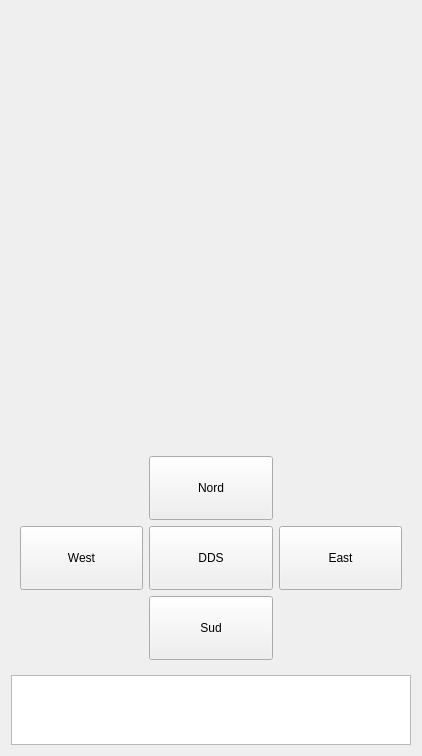
This is DDS_VIDEO_APP/bridgeUiVideoDDS.ui in xmarduel/bridge_deal_dds as Qt 5 draws it before an edit. The edited form follows.
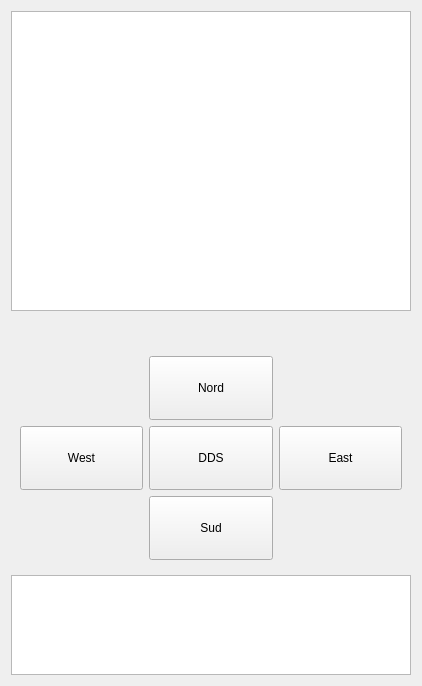
This is the edited form. Custom widgets are drawn as their Qt base class.

The edit to the form file:
```diff
--- a/DDS_VIDEO_APP/bridgeUiVideoDDS.ui
+++ b/DDS_VIDEO_APP/bridgeUiVideoDDS.ui
@@ -7,7 +7,7 @@
     <x>0</x>
     <y>0</y>
     <width>418</width>
-    <height>752</height>
+    <height>682</height>
    </rect>
   </property>
   <property name="minimumSize">
@@ -21,7 +21,7 @@
   </property>
   <layout class="QVBoxLayout" name="verticalLayout" stretch="0,0,0,0">
    <item>
-    <widget class="QWidget" name="VideoViewContainer" native="true">
+    <widget class="BridgeVideoGraphicsView" name="video_view">
      <property name="sizePolicy">
       <sizepolicy hsizetype="Preferred" vsizetype="Preferred">
        <horstretch>0</horstretch>
@@ -31,26 +31,9 @@
      <property name="minimumSize">
       <size>
        <width>400</width>
-       <height>400</height>
+       <height>300</height>
       </size>
      </property>
-     <layout class="QVBoxLayout" name="verticalLayout_4">
-      <property name="leftMargin">
-       <number>0</number>
-      </property>
-      <property name="topMargin">
-       <number>0</number>
-      </property>
-      <property name="rightMargin">
-       <number>0</number>
-      </property>
-      <property name="bottomMargin">
-       <number>0</number>
-      </property>
-      <item>
-       <layout class="QVBoxLayout" name="verticalLayoutVideoView"/>
-      </item>
-     </layout>
     </widget>
    </item>
    <item>
@@ -178,6 +161,12 @@
      <property name="enabled">
       <bool>true</bool>
      </property>
+     <property name="minimumSize">
+      <size>
+       <width>0</width>
+       <height>100</height>
+      </size>
+     </property>
     </widget>
    </item>
   </layout>
@@ -194,6 +183,11 @@
    <header>bridgehandview.h</header>
    <container>1</container>
   </customwidget>
+  <customwidget>
+   <class>BridgeVideoGraphicsView</class>
+   <extends>QGraphicsView</extends>
+   <header>bridgevideographicsview.h</header>
+  </customwidget>
  </customwidgets>
  <resources/>
  <connections/>
```
